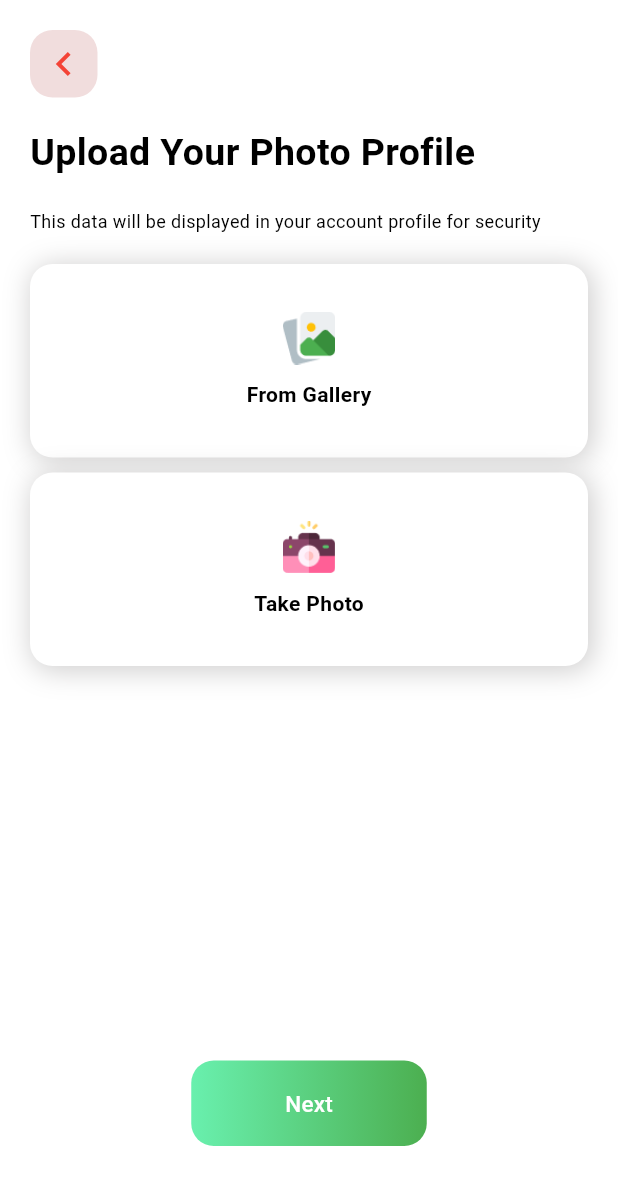
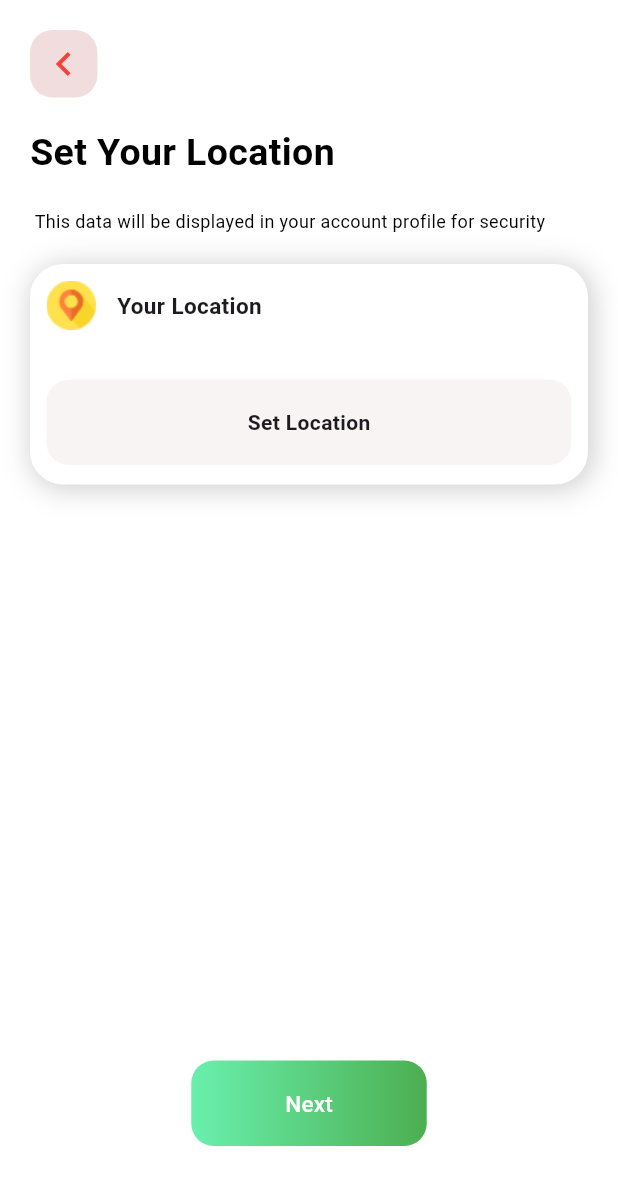
Before and after one commit to MrezaVasebi/f_food_ninja, a Flutter app: the screen it shows after launch, on a phone screen of 412 x 824 dp. Shown: the top 1185 px of the screen. Run offline on Flutter 3.47's test engine with Material 3 defaults, Android fonts, the phone set to English and light mode, and no system bars.

Commit message:
creaed: yourLocation created

```diff
--- a/lib/main.dart
+++ b/lib/main.dart
@@ -1,4 +1,4 @@
-import 'package:f_food_delivery/scr/presentation/upload_your_photo.dart';
+import 'package:f_food_delivery/scr/presentation/your_location.dart';
 import 'package:flutter/material.dart';
 
 void main() {
@@ -14,7 +14,7 @@ class MyApp extends StatelessWidget {
     return const MaterialApp(
       home: Scaffold(
         backgroundColor: Colors.white,
-        body: UploadYourPhoto(),
+        body: YourLocation(),
       ),
     );
   }
--- a/lib/scr/presentation/constant/images.dart
+++ b/lib/scr/presentation/constant/images.dart
@@ -14,4 +14,5 @@ class PngImages {
   static const String paypal = '$_path/paypal.png';
   static const String gallery = '$_path/gallery.png';
   static const String camera = '$_path/camera.png';
+  static const String location = '$_path/location.png';
 }
--- /dev/null
+++ b/lib/scr/presentation/your_location.dart
@@ -0,0 +1,101 @@
+import 'package:f_food_delivery/scr/presentation/constant/images.dart';
+import 'package:f_food_delivery/scr/presentation/widgets/app_button.dart';
+import 'package:f_food_delivery/scr/presentation/widgets/app_text.dart';
+import 'package:f_food_delivery/scr/presentation/widgets/sign_up_process_header.dart';
+import 'package:flutter/material.dart';
+
+class YourLocation extends StatelessWidget {
+  const YourLocation({super.key});
+
+  @override
+  Widget build(BuildContext context) {
+    return Column(
+      children: [
+        Expanded(
+          flex: 1,
+          child: Column(
+            children: [
+              SignUpProcessHeader(
+                onTap: () {},
+                title: 'Set Your Location',
+                desc:
+                    ' This data will be displayed in your account profile for security',
+              ),
+              const SizedBox(
+                height: 20,
+              ),
+              Container(
+                height: 147,
+                // color: Colors.red,
+                width: double.infinity,
+                decoration: BoxDecoration(
+                  color: Colors.white,
+                  boxShadow: const [
+                    BoxShadow(
+                      color: Color.fromARGB(255, 207, 206, 206),
+                      blurRadius: 15.0, // soften the shadow
+                      spreadRadius: 1.0, //extend the shadow
+                      offset: Offset(
+                        2.0, // Move to right 10  horizontally
+                        2.0, // Move to bottom 10 Vertically
+                      ),
+                    )
+                  ],
+                  borderRadius: BorderRadius.circular(22),
+                ),
+                margin: const EdgeInsets.symmetric(horizontal: 20),
+                padding: const EdgeInsets.all(11),
+                child: Column(
+                  children: [
+                    Row(
+                      children: [
+                        Image.asset(PngImages.location),
+                        const SizedBox(
+                          width: 14,
+                        ),
+                        const AppText(
+                          lbl: 'Your Location',
+                          style: TextStyle(
+                              fontSize: 15, fontWeight: FontWeight.bold),
+                        )
+                      ],
+                    ),
+                    const SizedBox(
+                      height: 33,
+                    ),
+                    Container(
+                      height: 57,
+                      width: double.infinity,
+                      decoration: BoxDecoration(
+                        color: const Color.fromARGB(255, 248, 244, 244),
+                        borderRadius: BorderRadius.circular(15),
+                      ),
+                      child: const Center(
+                        child: AppText(
+                          lbl: 'Set Location',
+                          style: TextStyle(
+                            fontSize: 14,
+                            fontWeight: FontWeight.bold,
+                          ),
+                        ),
+                      ),
+                    )
+                  ],
+                ),
+              ),
+            ],
+          ),
+        ),
+        Padding(
+          padding: const EdgeInsets.only(
+            bottom: 60,
+          ),
+          child: AppButton(
+            lbl: 'Next',
+            onPressed: () {},
+          ),
+        )
+      ],
+    );
+  }
+}
--- a/pubspec.yaml
+++ b/pubspec.yaml
@@ -71,6 +71,7 @@ flutter:
       - assets/images/paypal.png
       - assets/images/gallery.png
       - assets/images/camera.png
+      - assets/images/location.png
       # - images/a_dot_ham.jpeg
 
    # An image asset can refer to one or more resolution-specific "variants", see
```
Also changed, not shown: assets/images/location.png (added).
